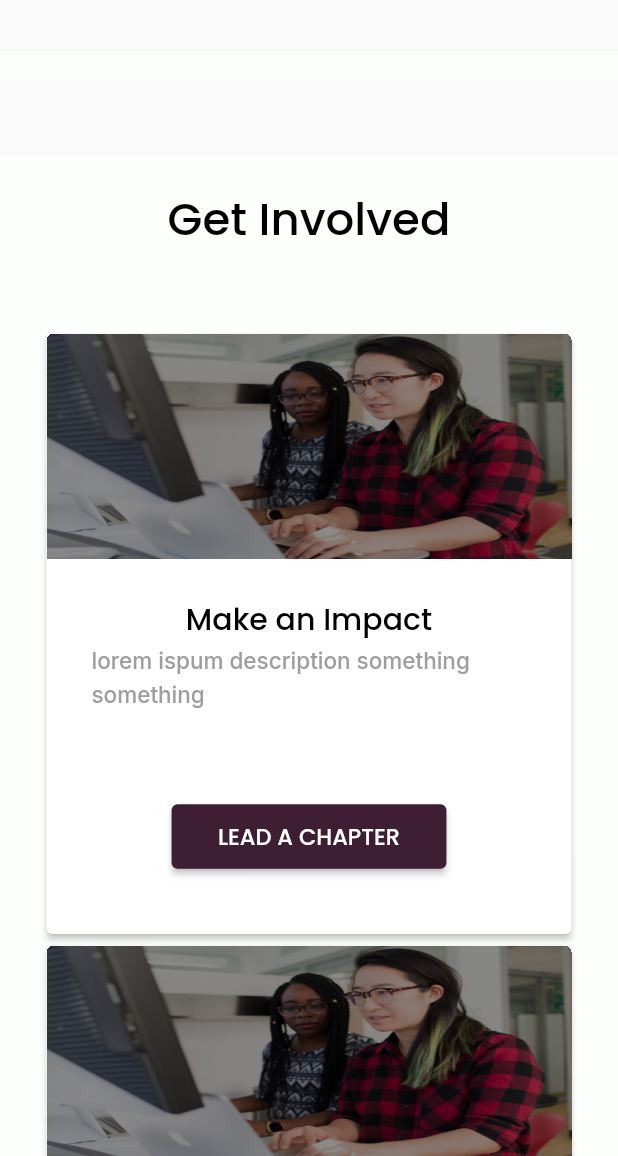
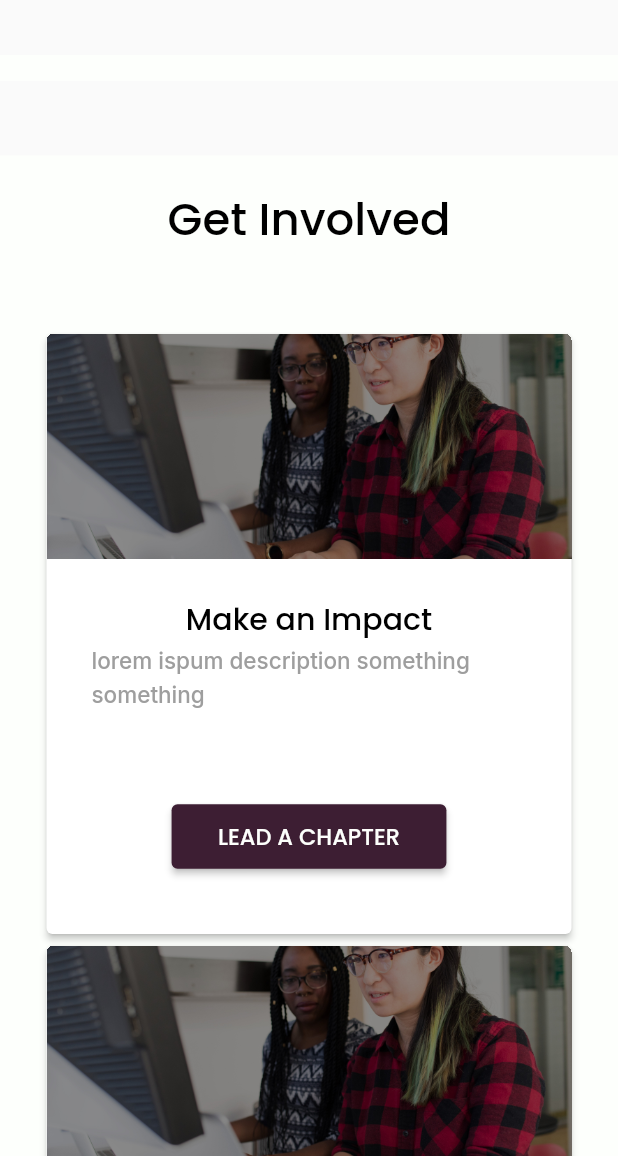
Before and after one commit to Jud-e/ehlites, a Flutter app: the screen it shows after launch, scrolled down 2304 dp, on a phone screen of 412 x 824 dp, the part 80-1236 px from its top. Run offline on Flutter 3.47's test engine with Material 2 defaults, Android fonts, the light colour scheme and no system bars; our stand-ins replace google_fonts.

Commit message:
FIX: image fit error
Signed-off-by: Zaza.codes <jovienloba1@gmail.com>

```diff
--- a/lib/homepage.dart
+++ b/lib/homepage.dart
@@ -1,11 +1,12 @@
-import 'package:ehlites/initiatives.dart';
-import 'package:ehlites/utilities/constants.dart';
-import 'package:ehlites/utilities/drawer.dart';
-import 'package:ehlites/involve.dart';
-import 'package:ehlites/utilities/navbar_content.dart';
-import 'package:ehlites/utilities/colors.dart';
-import 'package:ehlites/utilities/text_style_util.dart';
 import 'package:flutter/material.dart';
+
+import 'initiatives.dart';
+import 'involve.dart';
+import 'utilities/colors.dart';
+import 'utilities/constants.dart';
+import 'utilities/drawer.dart';
+import 'utilities/navbar_content.dart';
+import 'utilities/text_style_util.dart';
 
 class HomePage extends StatefulWidget {
   const HomePage({super.key});
@@ -21,9 +22,7 @@ class _HomePageState extends State<HomePage> {
     return Scaffold(
       appBar: PreferredSize(
           preferredSize: Size(screenSize.width, 700.0),
-          child: screenSize.width < 760
-              ? const CustomDrawer()
-              : const TopNavContent()),
+          child: screenSize.width < 760 ? const CustomDrawer() : const TopNavContent()),
       // endDrawer: CustomDrawer(),
       body: SingleChildScrollView(
         child: Column(
@@ -38,8 +37,7 @@ class _HomePageState extends State<HomePage> {
               )),
               child: Padding(
                 padding: EdgeInsets.symmetric(
-                    horizontal: screenSize.width * 0.124,
-                    vertical: screenSize.height * 0.124),
+                    horizontal: screenSize.width * 0.124, vertical: screenSize.height * 0.124),
                 child: Column(
                   crossAxisAlignment: CrossAxisAlignment.start,
                   children: [
@@ -59,8 +57,7 @@ class _HomePageState extends State<HomePage> {
                     yMargin(5.0),
                     ElevatedButton(
                         onPressed: () {},
-                        style: ButtonStyle(
-                            backgroundColor: MaterialStateProperty.all(purple)),
+                        style: ButtonStyle(backgroundColor: MaterialStateProperty.all(purple)),
                         child: const Padding(
                           padding: EdgeInsets.all(10.0),
                           child: Text("See our impact"),
@@ -89,8 +86,7 @@ class _HomePageState extends State<HomePage> {
               width: screenSize.width,
               decoration: BoxDecoration(color: yellow),
               child: Padding(
-                padding: EdgeInsets.symmetric(
-                    horizontal: screenSize.width * 0.025, vertical: 50),
+                padding: EdgeInsets.symmetric(horizontal: screenSize.width * 0.025, vertical: 50),
                 child: Center(
                   child: Wrap(
                       direction: Axis.horizontal,
@@ -121,8 +117,7 @@ class _HomePageState extends State<HomePage> {
                             GestureDetector(
                                 child: Text(
                               "Learn More",
-                              style: normalStyle(15, purple,
-                                  decoration: TextDecoration.underline),
+                              style: normalStyle(15, purple, decoration: TextDecoration.underline),
                               textAlign: TextAlign.center,
                             ))
                           ],
@@ -150,8 +145,7 @@ class _HomePageState extends State<HomePage> {
                             GestureDetector(
                                 child: Text(
                               "Learn More",
-                              style: normalStyle(15, purple,
-                                  decoration: TextDecoration.underline),
+                              style: normalStyle(15, purple, decoration: TextDecoration.underline),
                               textAlign: TextAlign.center,
                             ))
                           ],
@@ -179,8 +173,7 @@ class _HomePageState extends State<HomePage> {
                             GestureDetector(
                                 child: Text(
                               "Learn More",
-                              style: normalStyle(15, purple,
-                                  decoration: TextDecoration.underline),
+                              style: normalStyle(15, purple, decoration: TextDecoration.underline),
                               textAlign: TextAlign.center,
                             ))
                           ],
@@ -196,17 +189,13 @@ class _HomePageState extends State<HomePage> {
               child: Wrap(
                 children: [
                   Image.asset("images/bgimage1.jpg",
-                      fit: BoxFit.fill,
+                      fit: BoxFit.cover,
                       height: screenSize.width < 700 ? 350 : 500,
-                      width: screenSize.width < 700
-                          ? screenSize.width
-                          : screenSize.width * 0.5),
+                      width: screenSize.width < 700 ? screenSize.width : screenSize.width * 0.5),
                   Container(
                     decoration: BoxDecoration(color: primary),
                     height: screenSize.width < 700 ? 350 : 500,
-                    width: screenSize.width < 700
-                        ? screenSize.width
-                        : screenSize.width * 0.5,
+                    width: screenSize.width < 700 ? screenSize.width : screenSize.width * 0.5,
                     child: Padding(
                       padding: const EdgeInsets.symmetric(horizontal: 50.0),
                       child: Column(
@@ -260,18 +249,14 @@ class _HomePageState extends State<HomePage> {
               child: Wrap(
                 children: [
                   Image.asset("images/bgimage1.jpg",
-                      fit: BoxFit.fill,
+                      fit: BoxFit.cover,
                       height: screenSize.width < 700 ? 350 : 500,
-                      width: screenSize.width < 700
-                          ? screenSize.width
-                          : screenSize.width * 0.5),
+                      width: screenSize.width < 700 ? screenSize.width : screenSize.width * 0.5),
                   Container(
                     // ignore: prefer_const_constructors
                     decoration: BoxDecoration(color: Colors.red),
                     height: screenSize.width < 700 ? 350 : 500,
-                    width: screenSize.width < 700
-                        ? screenSize.width
-                        : screenSize.width * 0.5,
+                    width: screenSize.width < 700 ? screenSize.width : screenSize.width * 0.5,
                     child: Padding(
                       padding: const EdgeInsets.symmetric(horizontal: 50.84),
                       child: Column(
--- a/lib/involve.dart
+++ b/lib/involve.dart
@@ -1,7 +1,8 @@
-import 'package:ehlites/utilities/constants.dart';
-import 'package:ehlites/utilities/colors.dart';
-import 'package:ehlites/utilities/text_style_util.dart';
 import 'package:flutter/material.dart';
+
+import 'utilities/colors.dart';
+import 'utilities/constants.dart';
+import 'utilities/text_style_util.dart';
 
 class Involvement extends StatefulWidget {
   const Involvement({super.key});
@@ -29,12 +30,11 @@ class _InvolvementState extends State<Involvement> {
                   "images/bgimage1.jpg",
                   height: 150,
                   width: double.infinity,
-                  fit: BoxFit.fill,
+                  fit: BoxFit.cover,
                 ),
                 yMargin(15),
                 Padding(
-                  padding: const EdgeInsets.symmetric(
-                      horizontal: 30.0, vertical: 10.0),
+                  padding: const EdgeInsets.symmetric(horizontal: 30.0, vertical: 10.0),
                   child: Column(
                     mainAxisAlignment: MainAxisAlignment.spaceAround,
                     children: [
@@ -53,12 +53,9 @@ class _InvolvementState extends State<Involvement> {
                       yMargin(60.0),
                       ElevatedButton(
                           onPressed: () {},
-                          style: ButtonStyle(
-                              backgroundColor:
-                                  MaterialStatePropertyAll(purple)),
+                          style: ButtonStyle(backgroundColor: MaterialStatePropertyAll(purple)),
                           child: Padding(
-                            padding: const EdgeInsets.symmetric(
-                                vertical: 10.0, horizontal: 15.0),
+                            padding: const EdgeInsets.symmetric(vertical: 10.0, horizontal: 15.0),
                             child: Text(
                               "LEAD A CHAPTER",
                               style: normalStyle(15, primary),
@@ -85,12 +82,11 @@ class _InvolvementState extends State<Involvement> {
                   "images/bgimage1.jpg",
                   height: 150,
                   width: double.infinity,
-                  fit: BoxFit.fill,
+                  fit: BoxFit.cover,
                 ),
                 yMargin(15),
                 Padding(
-                  padding: const EdgeInsets.symmetric(
-                      horizontal: 30.0, vertical: 10.0),
+                  padding: const EdgeInsets.symmetric(horizontal: 30.0, vertical: 10.0),
                   child: Column(
                     mainAxisAlignment: MainAxisAlignment.spaceAround,
                     children: [
@@ -109,12 +105,9 @@ class _InvolvementState extends State<Involvement> {
                       yMargin(60.0),
                       ElevatedButton(
                           onPressed: () {},
-                          style: ButtonStyle(
-                              backgroundColor:
-                                  MaterialStatePropertyAll(purple)),
+                          style: ButtonStyle(backgroundColor: MaterialStatePropertyAll(purple)),
                           child: Padding(
-                            padding: const EdgeInsets.symmetric(
-                                vertical: 10.0, horizontal: 15.0),
+                            padding: const EdgeInsets.symmetric(vertical: 10.0, horizontal: 15.0),
                             child: Text(
                               "VOLUNTEER",
                               style: normalStyle(15, primary),
@@ -141,12 +134,11 @@ class _InvolvementState extends State<Involvement> {
                   "images/bgimage1.jpg",
                   height: 150,
                   width: double.infinity,
-                  fit: BoxFit.fill,
+                  fit: BoxFit.cover,
                 ),
                 yMargin(15),
                 Padding(
-                  padding: const EdgeInsets.symmetric(
-                      horizontal: 30.0, vertical: 10.0),
+                  padding: const EdgeInsets.symmetric(horizontal: 30.0, vertical: 10.0),
                   child: Column(
                     mainAxisAlignment: MainAxisAlignment.spaceAround,
                     children: [
@@ -165,12 +157,9 @@ class _InvolvementState extends State<Involvement> {
                       yMargin(60.0),
                       ElevatedButton(
                           onPressed: () {},
-                          style: ButtonStyle(
-                              backgroundColor:
-                                  MaterialStatePropertyAll(purple)),
+                          style: ButtonStyle(backgroundColor: MaterialStatePropertyAll(purple)),
                           child: Padding(
-                            padding: const EdgeInsets.symmetric(
-                                vertical: 10.0, horizontal: 15.0),
+                            padding: const EdgeInsets.symmetric(vertical: 10.0, horizontal: 15.0),
                             child: Text(
                               "JOIN A CHAPTER",
                               style: normalStyle(15, primary),
```
Also changed, not shown: 3 other files.
